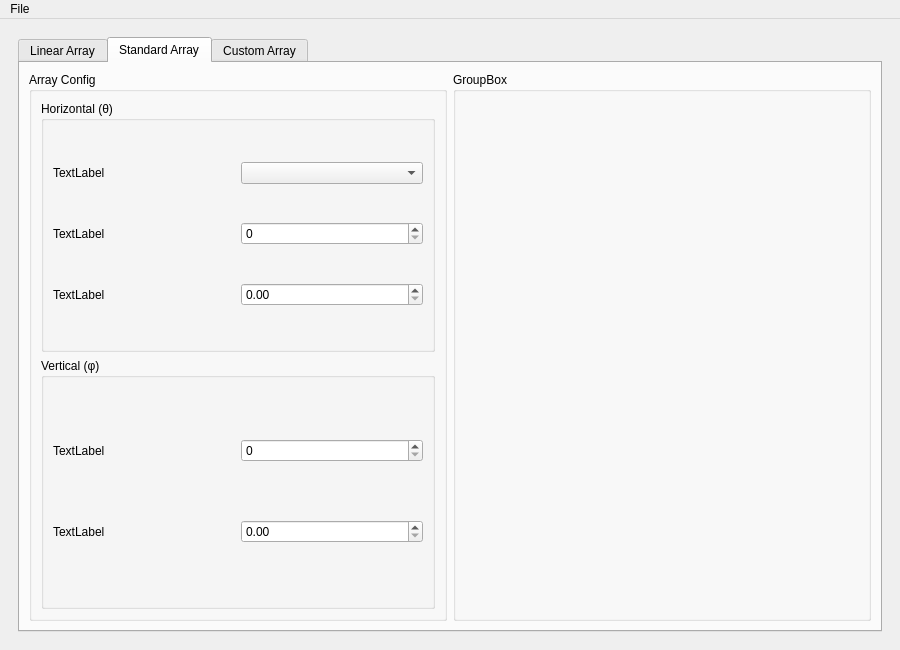
Before: the Qt Designer form ui_array_analysis.ui in rookiepeng/antenna-array-analysis, drawn with Qt 5.
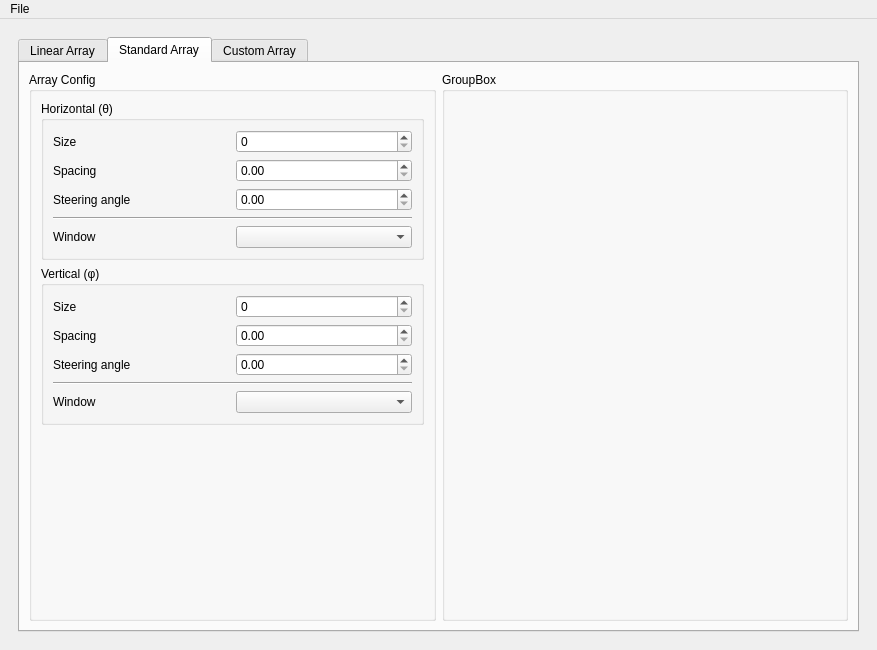
After: the same form once the commit is applied. The open tabs and pages were chosen to show the change. Icons and pictures are not drawn.

Diff of the .ui file:
```diff
--- a/ui_array_analysis.ui
+++ b/ui_array_analysis.ui
@@ -6,7 +6,7 @@
    <rect>
     <x>0</x>
     <y>0</y>
-    <width>900</width>
+    <width>877</width>
     <height>650</height>
    </rect>
   </property>
@@ -651,26 +651,12 @@
                 <bool>true</bool>
                </property>
                <layout class="QVBoxLayout" name="verticalLayout_7">
-                <item>
-                 <layout class="QHBoxLayout" name="horizontalLayout_12">
-                  <item>
-                   <widget class="QLabel" name="label_5">
-                    <property name="text">
-                     <string>TextLabel</string>
-                    </property>
-                   </widget>
-                  </item>
-                  <item>
-                   <widget class="QComboBox" name="comboBox"/>
-                  </item>
-                 </layout>
-                </item>
                 <item>
                  <layout class="QHBoxLayout" name="horizontalLayout_13">
                   <item>
                    <widget class="QLabel" name="label_6">
                     <property name="text">
-                     <string>TextLabel</string>
+                     <string>Size</string>
                     </property>
                    </widget>
                   </item>
@@ -684,7 +670,7 @@
                   <item>
                    <widget class="QLabel" name="label_7">
                     <property name="text">
-                     <string>TextLabel</string>
+                     <string>Spacing</string>
                     </property>
                    </widget>
                   </item>
@@ -693,6 +679,41 @@
                   </item>
                  </layout>
                 </item>
+                <item>
+                 <layout class="QHBoxLayout" name="horizontalLayout_17">
+                  <item>
+                   <widget class="QLabel" name="label_10">
+                    <property name="text">
+                     <string>Steering angle</string>
+                    </property>
+                   </widget>
+                  </item>
+                  <item>
+                   <widget class="QDoubleSpinBox" name="doubleSpinBox_3"/>
+                  </item>
+                 </layout>
+                </item>
+                <item>
+                 <widget class="Line" name="line_5">
+                  <property name="orientation">
+                   <enum>Qt::Horizontal</enum>
+                  </property>
+                 </widget>
+                </item>
+                <item>
+                 <layout class="QHBoxLayout" name="horizontalLayout_12">
+                  <item>
+                   <widget class="QLabel" name="label_5">
+                    <property name="text">
+                     <string>Window</string>
+                    </property>
+                   </widget>
+                  </item>
+                  <item>
+                   <widget class="QComboBox" name="comboBox"/>
+                  </item>
+                 </layout>
+                </item>
                </layout>
               </widget>
              </item>
@@ -710,7 +731,7 @@
                   <item>
                    <widget class="QLabel" name="label_8">
                     <property name="text">
-                     <string>TextLabel</string>
+                     <string>Size</string>
                     </property>
                    </widget>
                   </item>
@@ -724,7 +745,7 @@
                   <item>
                    <widget class="QLabel" name="label_9">
                     <property name="text">
-                     <string>TextLabel</string>
+                     <string>Spacing</string>
                     </property>
                    </widget>
                   </item>
@@ -733,9 +754,57 @@
                   </item>
                  </layout>
                 </item>
+                <item>
+                 <layout class="QHBoxLayout" name="horizontalLayout_18">
+                  <item>
+                   <widget class="QLabel" name="label_11">
+                    <property name="text">
+                     <string>Steering angle</string>
+                    </property>
+                   </widget>
+                  </item>
+                  <item>
+                   <widget class="QDoubleSpinBox" name="doubleSpinBox_4"/>
+                  </item>
+                 </layout>
+                </item>
+                <item>
+                 <widget class="Line" name="line_6">
+                  <property name="orientation">
+                   <enum>Qt::Horizontal</enum>
+                  </property>
+                 </widget>
+                </item>
+                <item>
+                 <layout class="QHBoxLayout" name="horizontalLayout_19">
+                  <item>
+                   <widget class="QLabel" name="label_12">
+                    <property name="text">
+                     <string>Window</string>
+                    </property>
+                   </widget>
+                  </item>
+                  <item>
+                   <widget class="QComboBox" name="comboBox_2"/>
+                  </item>
+                 </layout>
+                </item>
                </layout>
               </widget>
              </item>
+             <item>
+              <spacer name="verticalSpacer_3">
+               <property name="orientation">
+                <enum>Qt::Vertical</enum>
+               </property>
+               <property name="sizeHint" stdset="0">
+                <size>
+                 <width>20</width>
+                 <height>40</height>
+                </size>
+               </property>
+              </spacer>
+             </item>
             </layout>
            </widget>
           </item>
@@ -764,7 +833,7 @@
     <rect>
      <x>0</x>
      <y>0</y>
-     <width>900</width>
+     <width>877</width>
      <height>22</height>
     </rect>
    </property>
```
Left out of the diff: 2 changed lines with no effect on the pictures.
